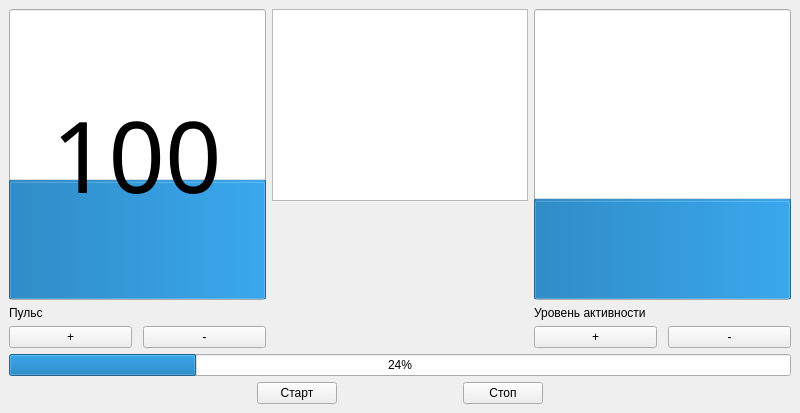
Qt form mainwindow.ui (pilad0hwtts/Hakaton_AnaSantin) before a commit.
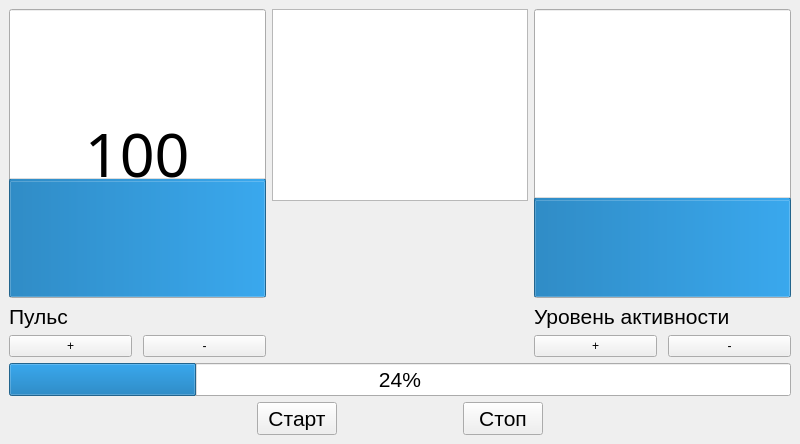
The same form after that commit.

Commit message: set font size and set minimal window size

The edit to the form file:
```diff
--- a/mainwindow.ui
+++ b/mainwindow.ui
@@ -7,9 +7,15 @@
     <x>0</x>
     <y>0</y>
     <width>800</width>
-    <height>405</height>
+    <height>444</height>
    </rect>
   </property>
+  <property name="minimumSize">
+   <size>
+    <width>800</width>
+    <height>444</height>
+   </size>
+  </property>
   <property name="windowTitle">
    <string>AnaSantin</string>
   </property>
@@ -32,7 +38,7 @@
             <property name="font">
              <font>
               <family>Ubuntu Mono</family>
-              <pointsize>74</pointsize>
+              <pointsize>46</pointsize>
               <weight>50</weight>
               <italic>false</italic>
               <bold>false</bold>
@@ -72,6 +78,11 @@
           </item>
           <item>
            <widget class="QLabel" name="label">
+            <property name="font">
+             <font>
+              <pointsize>16</pointsize>
+             </font>
+            </property>
             <property name="text">
              <string>Пульс</string>
             </property>
@@ -157,6 +168,11 @@
               <verstretch>0</verstretch>
              </sizepolicy>
             </property>
+            <property name="font">
+             <font>
+              <pointsize>46</pointsize>
+             </font>
+            </property>
             <property name="layoutDirection">
              <enum>Qt::RightToLeft</enum>
             </property>
@@ -189,6 +205,11 @@
           </item>
           <item>
            <widget class="QLabel" name="label_2">
+            <property name="font">
+             <font>
+              <pointsize>16</pointsize>
+             </font>
+            </property>
             <property name="text">
              <string>Уровень активности</string>
             </property>
@@ -238,6 +259,17 @@
      <layout class="QHBoxLayout" name="horizontalLayout_4">
       <item>
        <widget class="QProgressBar" name="stressLevelPB">
+        <property name="minimumSize">
+         <size>
+          <width>0</width>
+          <height>0</height>
+         </size>
+        </property>
+        <property name="font">
+         <font>
+          <pointsize>16</pointsize>
+         </font>
+        </property>
         <property name="value">
          <number>24</number>
         </property>
@@ -268,6 +300,11 @@
           <verstretch>0</verstretch>
          </sizepolicy>
         </property>
+        <property name="font">
+         <font>
+          <pointsize>16</pointsize>
+         </font>
+        </property>
         <property name="text">
          <string>Старт</string>
         </property>
@@ -291,6 +328,11 @@
       </item>
       <item>
        <widget class="QPushButton" name="stopBtn">
+        <property name="font">
+         <font>
+          <pointsize>16</pointsize>
+         </font>
+        </property>
         <property name="text">
          <string>Стоп</string>
         </property>
```
The commit also changes 3 other files.
